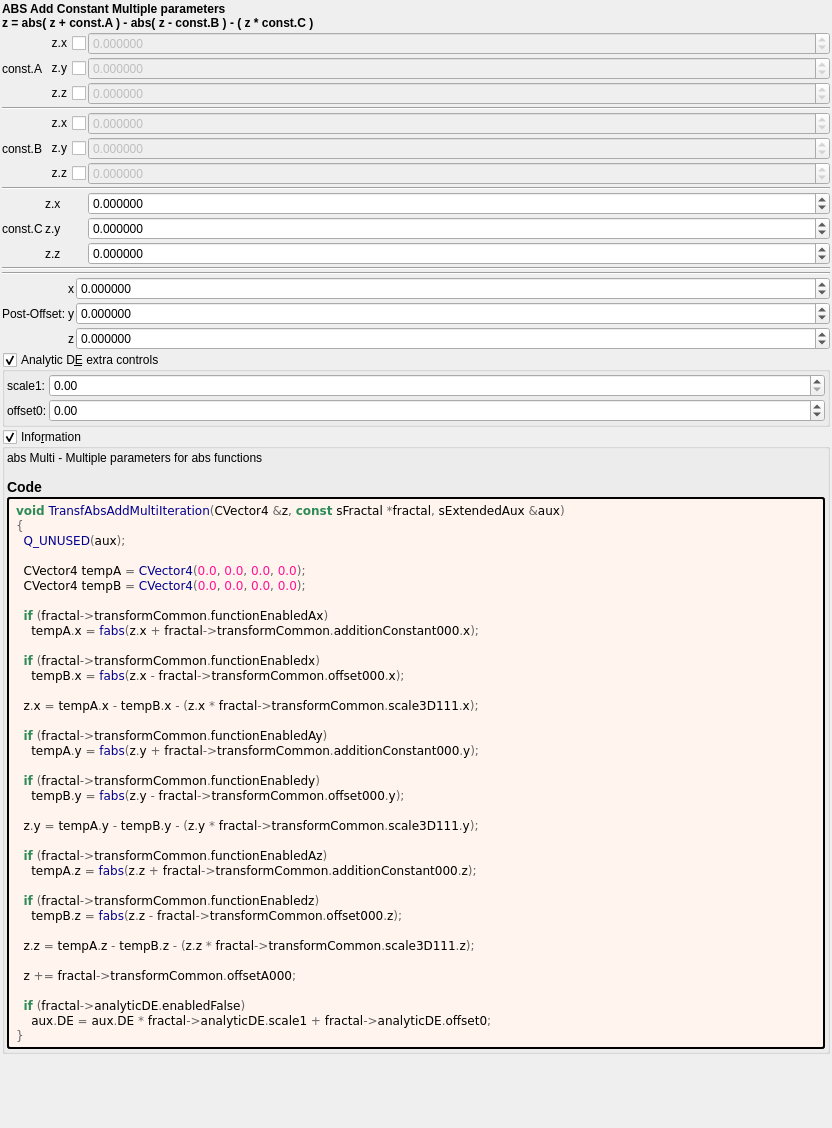
Old version of the form mandelbulber2/formula/ui/transf_abs_add_multi.ui in the repository buddhi1980/mandelbulber2.
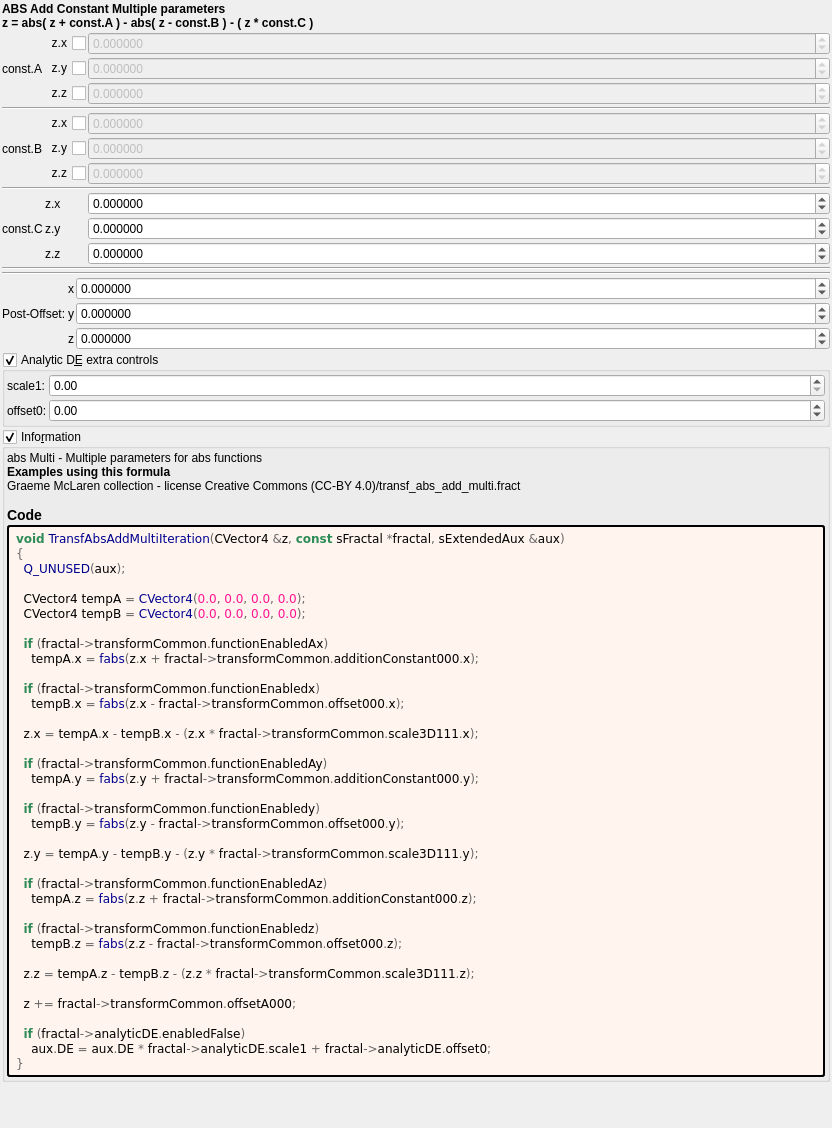
New version of the form. Custom widgets are drawn as their Qt base class.

Diff of the .ui file:
```diff
--- a/mandelbulber2/formula/ui/transf_abs_add_multi.ui
+++ b/mandelbulber2/formula/ui/transf_abs_add_multi.ui
@@ -678,7 +678,7 @@
         <property name="text">
          <string notr="true">&lt;p&gt;abs Multi - Multiple parameters for abs functions&lt;/p&gt;&lt;table&gt;
 &lt;/table&gt;
-&lt;h3&gt;Code&lt;/h3&gt;</string>
+&lt;br&gt;&lt;b&gt;Examples using this formula&lt;/b&gt;&lt;br&gt;Graeme McLaren  collection - license Creative Commons  (CC-BY 4.0)/transf_abs_add_multi.fract&lt;h3&gt;Code&lt;/h3&gt;</string>
         </property>
         <property name="wordWrap">
          <bool>true</bool>
```
